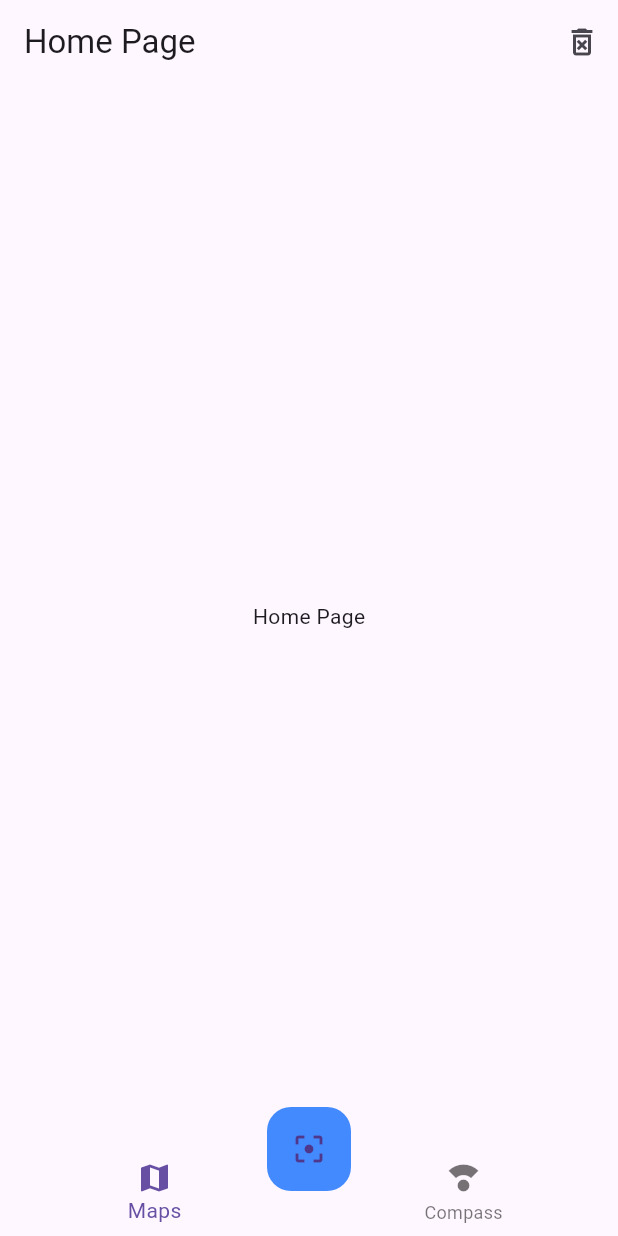
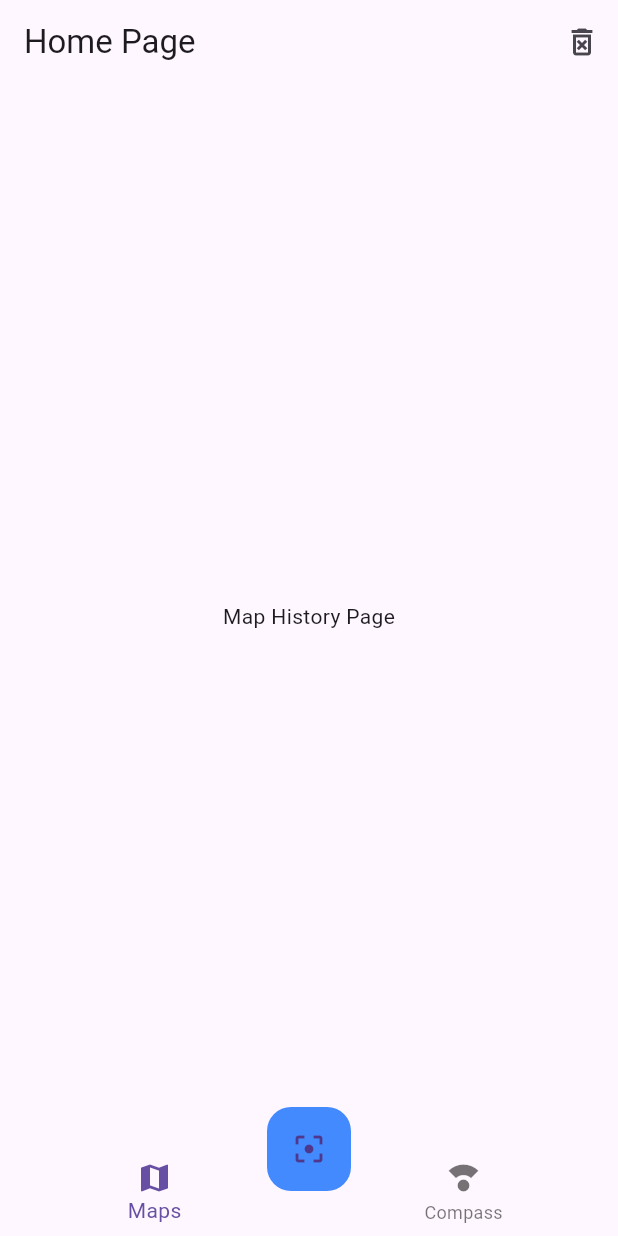
Before and after one commit to ByteRaider/scannerQR_APP, a Flutter app: the screen it shows after launch, on a phone screen of 412 x 824 dp. Run offline on Flutter 3.47's test engine with Material 3 defaults, Android fonts, the phone set to English and light mode, and no system bars; Roboto replaces fonts that are missing (OpenSans).

Commit message:
Add switch to _HomePageBody

```diff
--- a/lib/pages/home_page.dart
+++ b/lib/pages/home_page.dart
@@ -1,4 +1,5 @@
 import 'package:flutter/material.dart';
+import 'package:qr_reader/pages/pages.dart';
 import 'package:qr_reader/widgets/widgets.dart';
 
 class HomePage extends StatelessWidget {
@@ -18,8 +19,8 @@ class HomePage extends StatelessWidget {
           )
         ],
       ),
-      body: Center(
-        child: Text(text),
+      body: const Center(
+        child: MapHistoryPage(),
       ),
       bottomNavigationBar: const CustomNavigatorbar(),
       floatingActionButton: const ScanButton(),
@@ -27,3 +28,21 @@ class HomePage extends StatelessWidget {
     );
   }
 }
+
+class _HomePageBody extends StatelessWidget {
+  const _HomePageBody({super.key});
+
+  @override
+  Widget build(BuildContext context) {
+    final currentIndex = 0;
+    switch (currentIndex) {
+      case 0:
+        return const MapPage();
+      case 1:
+        return const AddressesPage();
+
+      default:
+        return const MapHistoryPage();
+    }
+  }
+}
--- /dev/null
+++ b/lib/pages/map_history_page.dart
@@ -0,0 +1,12 @@
+import 'package:flutter/material.dart';
+
+class MapHistoryPage extends StatelessWidget {
+  const MapHistoryPage({super.key});
+
+  @override
+  Widget build(BuildContext context) {
+    return const Center(
+      child: Text('Map History Page'),
+    );
+  }
+}
--- a/lib/pages/pages.dart
+++ b/lib/pages/pages.dart
@@ -1,2 +1,4 @@
 export 'package:qr_reader/pages/home_page.dart';
 export 'package:qr_reader/pages/map_page.dart';
+export 'package:qr_reader/pages/map_history_page.dart';
+export 'package:qr_reader/pages/addresses_page.dart';
--- a/lib/widgets/custom_navigatorbar.dart
+++ b/lib/widgets/custom_navigatorbar.dart
@@ -5,8 +5,9 @@ class CustomNavigatorbar extends StatelessWidget {
 
   @override
   Widget build(BuildContext context) {
+    final int currentIndex = 0;
     return BottomNavigationBar(
-      currentIndex: 0,
+      currentIndex: currentIndex,
       elevation: 0,
       items: const [
         BottomNavigationBarItem(icon: Icon(Icons.map), label: 'Maps'),
```
Also changed, not shown: lib/pages/addresses_page.dart (added, +12 -0 lines).
